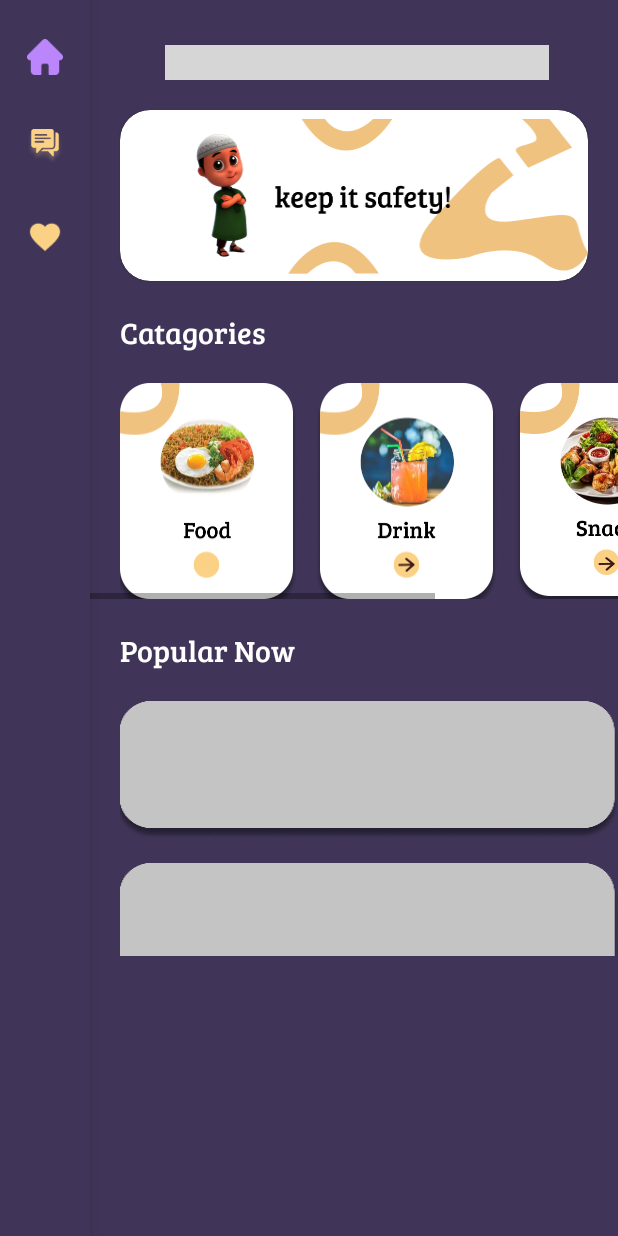
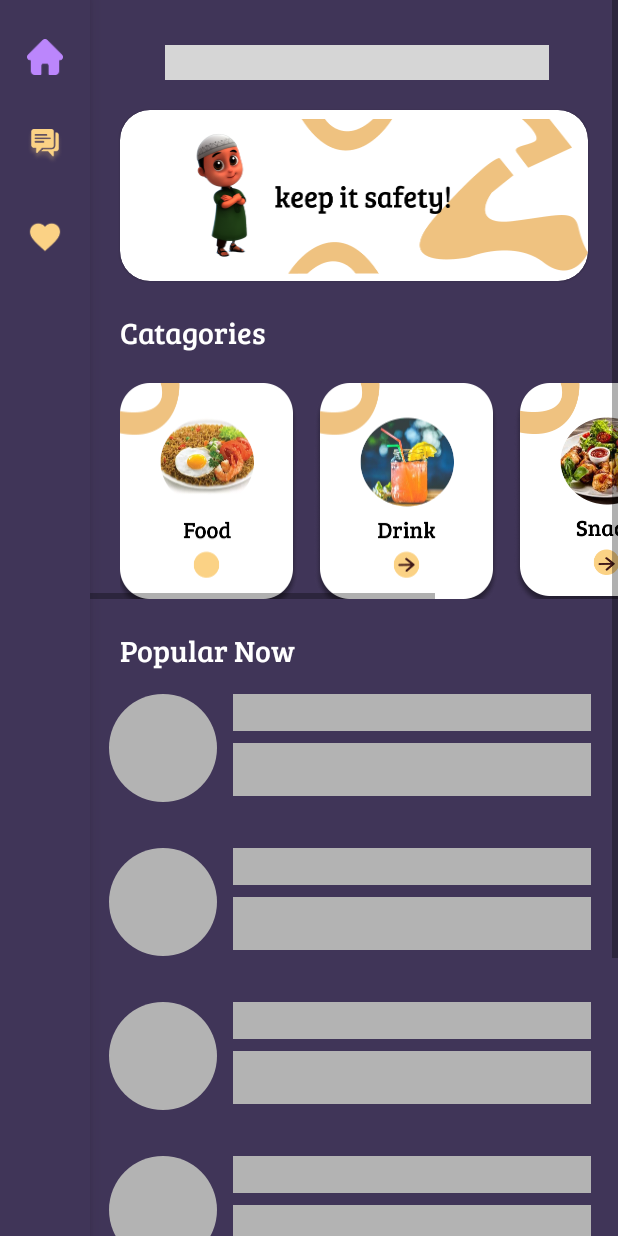
Before and after one commit to anysarohds/E-Canteen, an Android app: the DashboardFragment screen opened directly, with no data from a screen before it, on a phone screen of 412 x 824 dp. Run offline under Robolectric (Android 15) with nearby library versions, the phone set to English and light mode, and no system bars; our stand-ins replace CircleImageView, Firebase (no records; nobody signed in at launch, a user with empty details on screens opened directly), Shimmer, data binding; libraries missing offline, so code that uses them is left out: com.alfanshter.udinlelangfix; plain views replace MaterialSearchBar; 2 statements that could not run were skipped; grey boxes are pictures that could not be loaded.

Commit message:
GET recycleview popular food

```diff
--- a/app/src/main/java/com/ani/e_canteen/ui/dashboard/DashboardFragment.kt
+++ b/app/src/main/java/com/ani/e_canteen/ui/dashboard/DashboardFragment.kt
@@ -6,16 +6,39 @@ import android.view.LayoutInflater
 import android.view.View
 import android.view.ViewGroup
 import androidx.databinding.DataBindingUtil
+import androidx.recyclerview.widget.LinearLayoutManager
+import com.alfanshter.udinlelangfix.Session.SessionManager
 import com.ani.e_canteen.R
+import com.ani.e_canteen.adapter.PopularViewHolder
 import com.ani.e_canteen.databinding.FragmentDashboardBinding
+import com.ani.e_canteen.model.MakananModels
 import com.ani.e_canteen.ui.dashboard.menu.DessertActivity
 import com.ani.e_canteen.ui.dashboard.menu.DrinkActivity
 import com.ani.e_canteen.ui.dashboard.menu.FoodActivity
 import com.ani.e_canteen.ui.dashboard.menu.SnackActivity
+import com.ani.e_canteen.utils.Constant
+import com.ani.e_canteen.utils.CustomProgressDialog
+import com.google.firebase.auth.FirebaseAuth
+import com.google.firebase.firestore.FirebaseFirestore
+import com.google.firebase.firestore.Query
 import org.jetbrains.anko.support.v4.startActivity
 
 
 class DashboardFragment : Fragment() {
+
+    //adapter
+    private var mAdapter: PopularViewHolder? = null
+
+    //database
+    private var firestoreDB: FirebaseFirestore? = null
+    lateinit var auth: FirebaseAuth
+    var userID: String? = null
+
+    //loading
+    lateinit var progressDialog: CustomProgressDialog
+
+    lateinit var sessionManager: SessionManager
+
 
     lateinit var binding : FragmentDashboardBinding
     override fun onCreateView(
@@ -25,6 +48,14 @@ class DashboardFragment : Fragment() {
         // Inflate the layout for this fragment
         binding = DataBindingUtil.inflate(inflater,R.layout.fragment_dashboard,container,false)
         binding.lifecycleOwner = this
+
+        sessionManager = SessionManager(context!!.applicationContext)
+        binding.shimmerLayout.startShimmer()
+
+        auth = FirebaseAuth.getInstance()
+        userID = auth.currentUser!!.uid
+        firestoreDB = FirebaseFirestore.getInstance()
+
 
         binding.imgFood.setOnClickListener {
             startActivity<FoodActivity>()
@@ -44,9 +75,57 @@ class DashboardFragment : Fragment() {
 
 
 
+        getfoodpopular()
 
         return  binding.root
     }
 
+    fun getfoodpopular(){
+        binding.rvPopular.layoutManager = LinearLayoutManager(context!!.applicationContext)
+        binding.rvPopular.setHasFixedSize(true)
+        (binding.rvPopular.layoutManager as LinearLayoutManager).orientation =
+            LinearLayoutManager.VERTICAL
+        val auth = FirebaseAuth.getInstance()
+        val userId = auth.currentUser!!.uid
+        val firestore = FirebaseFirestore.getInstance()
+        val setiings = firestore.firestoreSettings.isPersistenceEnabled
+        val docref =
+            firestore.collection(Constant.food).orderBy("terjual", Query.Direction.DESCENDING).limit(10).get()
+                .addOnCompleteListener { task ->
+                    if (task.isSuccessful) {
+                        val notesList = mutableListOf<MakananModels>()
+                        for (doc in task.result!!.documents) {
+                            if (doc.exists()) {
+                                binding.shimmerLayout.stopShimmer()
+                                binding.shimmerLayout.visibility = View.GONE
+                                binding.rvPopular.visibility = View.VISIBLE
+                                val note = doc.toObject(MakananModels::class.java)
+
+                                note!!.uid_kantin = doc.id
+                                notesList.add(note)
+                                mAdapter =
+                                    PopularViewHolder(
+                                        notesList,
+                                        context!!.applicationContext,
+                                        firestoreDB!!
+                                    )
+                                mAdapter!!.setDialog(object : PopularViewHolder.Dialog {
+                                    override fun onClick(position: Int) {
+
+                                    }
+
+                                })
+                                mAdapter!!.notifyDataSetChanged()
+                                binding.rvPopular.adapter = mAdapter
+
+                            }
+                        }
+
+                    }
+                }
+
+
+    }
+
 
 }
--- a/app/src/main/res/layout/fragment_dashboard.xml
+++ b/app/src/main/res/layout/fragment_dashboard.xml
@@ -123,21 +123,42 @@
                 android:textColor="@color/white"
                 android:textSize="20dp" />
 
-            <ImageView
-                android:id="@+id/loading_popular"
+            <com.facebook.shimmer.ShimmerFrameLayout
+                android:id="@+id/shimmerLayout"
                 android:layout_width="match_parent"
                 android:layout_height="wrap_content"
+                app:shimmer_repeat_mode="restart"
                 android:layout_below="@+id/popular"
-                android:layout_marginLeft="20dp"
-                android:layout_marginTop="20dp"
-                android:background="@drawable/loading_popular" />
+                app:shimmer_shape="radial">
+
+                <LinearLayout
+                    android:layout_width="match_parent"
+                    android:layout_height="wrap_content"
+                    android:orientation="vertical">
+
+                    <include layout="@layout/item_shimmer"></include>
+
+                    <include layout="@layout/item_shimmer"></include>
+
+                    <include layout="@layout/item_shimmer"></include>
+
+                    <include layout="@layout/item_shimmer"></include>
+
+                    <include layout="@layout/item_shimmer"></include>
+
+                    <include layout="@layout/item_shimmer"></include>
+                </LinearLayout>
+            </com.facebook.shimmer.ShimmerFrameLayout>
+
 
             <androidx.recyclerview.widget.RecyclerView
                 android:id="@+id/rv_popular"
                 android:layout_width="match_parent"
+                android:layout_marginRight="10dp"
                 android:layout_height="wrap_content"
                 android:layout_below="@+id/popular"
                 android:layout_marginLeft="20dp"
+                android:visibility="gone"
                 android:layout_marginTop="20dp" />
 
 
```
Also changed, not shown: app/src/main/java/com/ani/e_canteen/adapter/PopularViewHolder.kt (added, +84 -0 lines), app/src/main/java/com/ani/e_canteen/admin/AdminActivity.kt (+12 -0 lines), app/src/main/res/layout/activity_admin.xml (+13 -0 lines), app/src/main/res/layout/list_popular.xml (added, +99 -0 lines), app/src/main/res/drawable-hdpi/btn_add.png (added), app/src/main/res/drawable-mdpi/btn_add.png (added), app/src/main/res/drawable-xhdpi/btn_add.png (added), app/src/main/res/drawable-xxhdpi/btn_add.png (added), app/src/main/res/drawable-xxxhdpi/btn_add.png (added).
